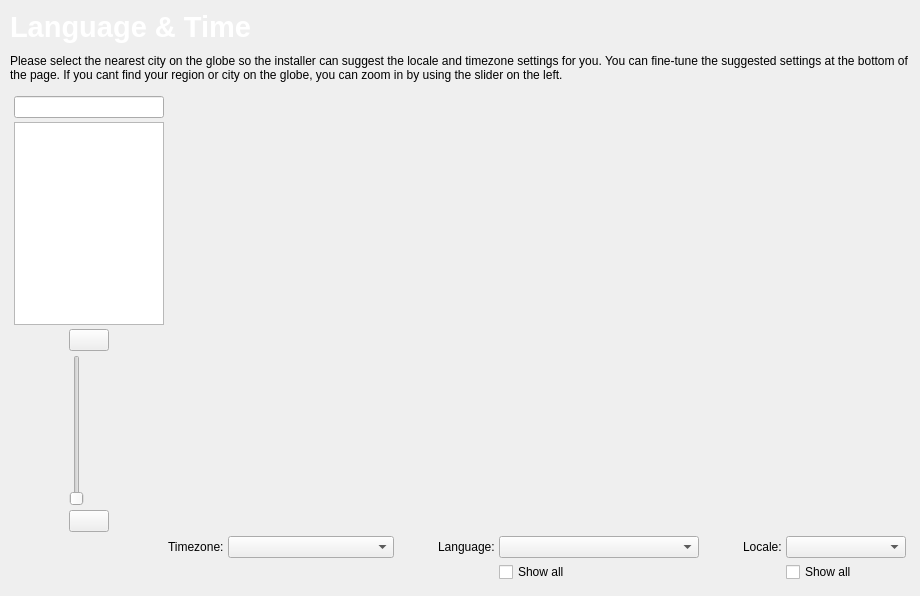
Above: ui/tribeLocale.ui from Inkane/Tribe before the change. Below: the same form after it.
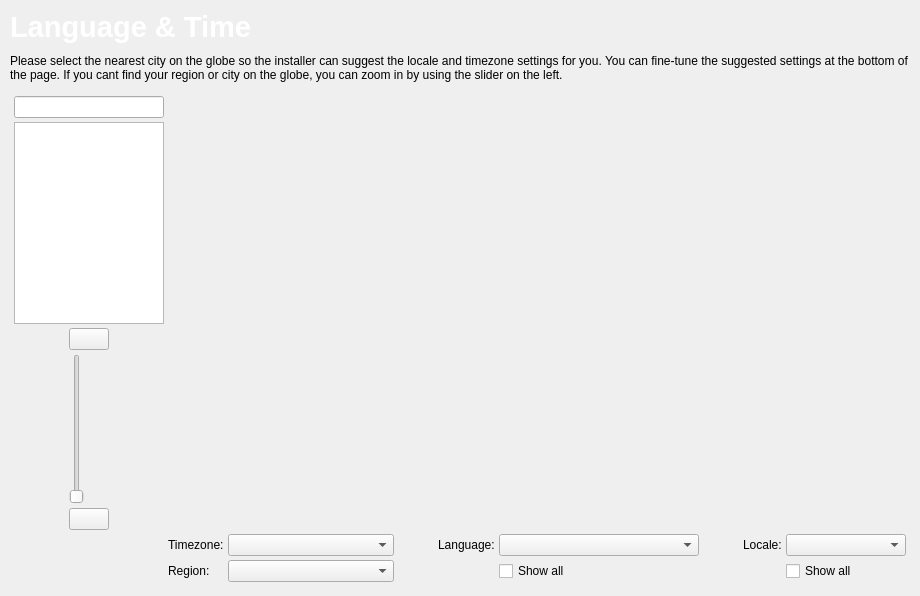
That is the form after the change. Custom widgets are drawn as their Qt base class.

Commit message: * Timezone selection backported

```diff
--- a/ui/tribeLocale.ui
+++ b/ui/tribeLocale.ui
@@ -271,6 +271,16 @@
          </property>
         </widget>
        </item>
+       <item row="1" column="0">
+        <widget class="QLabel" name="label_6">
+         <property name="text">
+          <string>Region: </string>
+         </property>
+        </widget>
+       </item>
+       <item row="1" column="1">
+        <widget class="QComboBox" name="regionCombo"/>
+       </item>
       </layout>
      </item>
     </layout>
```
The commit also changes 2 other files.
